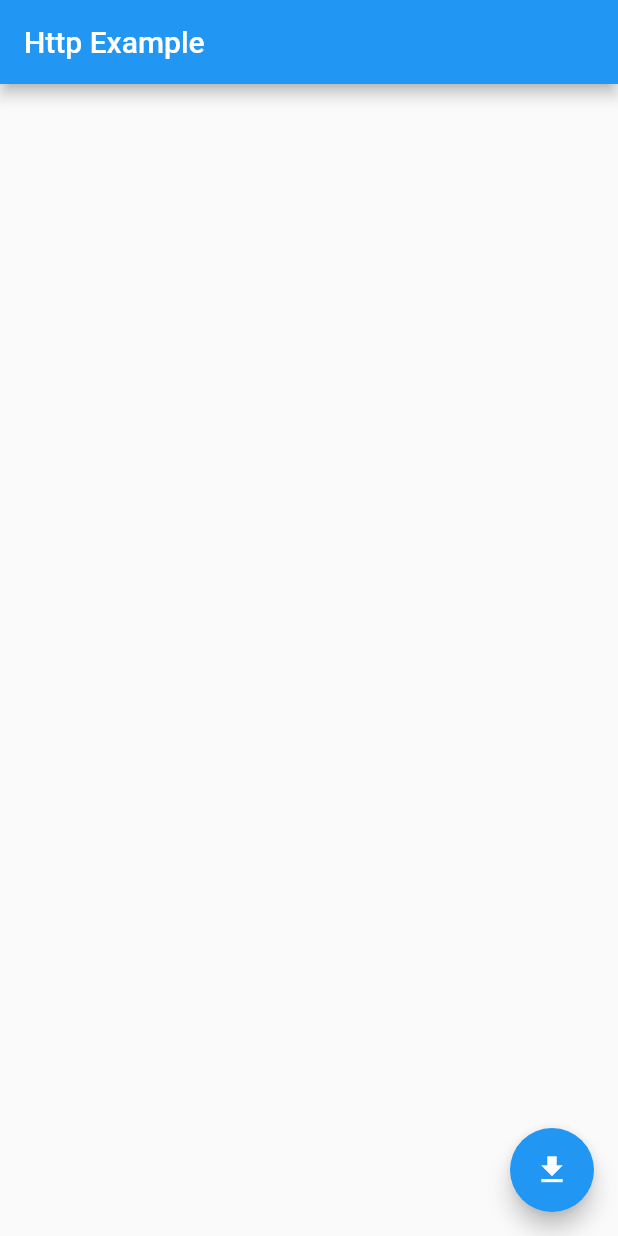
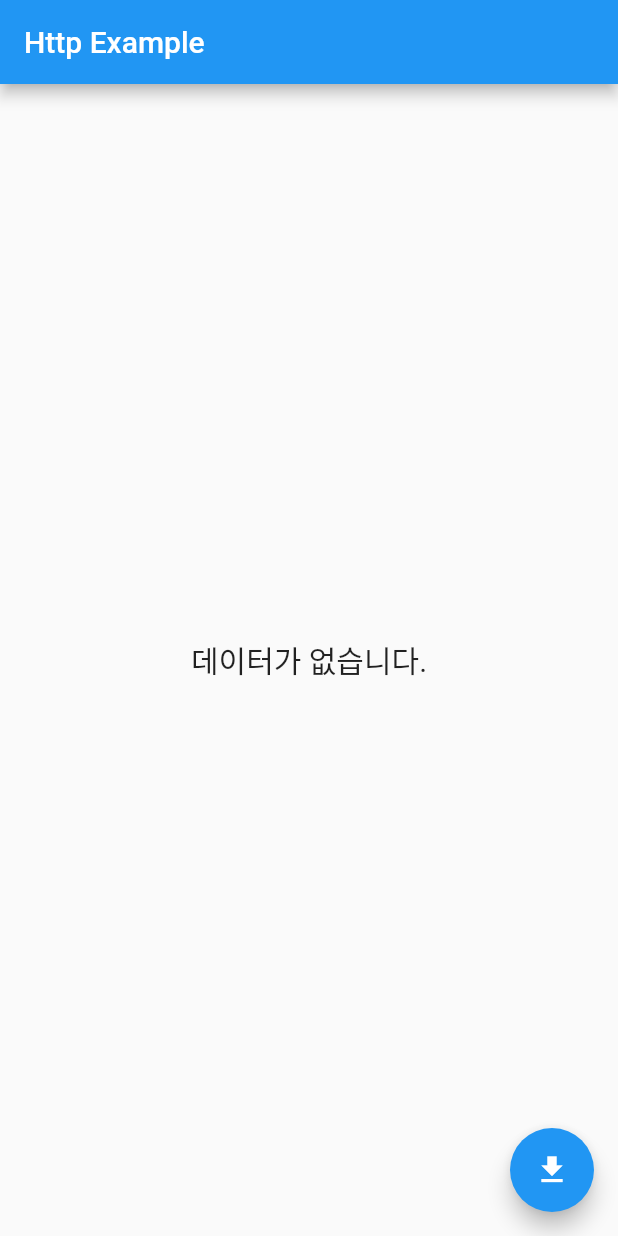
Before and after one commit to wooneeS2/TIL, a Flutter app: the screen it shows after launch, after a tap on the "file download" icon, on a phone screen of 412 x 824 dp. Run offline on Flutter 3.47's test engine with Material 2 defaults, Android fonts, the light colour scheme and no system bars; our stand-ins replace carousel_slider; network calls fail.

Commit message:
practice3

```diff
--- a/practice/kakao_api_practice/lib/main.dart
+++ b/practice/kakao_api_practice/lib/main.dart
@@ -20,15 +20,44 @@ class HttpApp extends StatefulWidget {
 
 class _HttpAppState extends State<HttpApp> {
   String result = '';
+  List data;
+
+  @override
+  void initState(){
+    super.initState();
+    data = new List();
+  }
+
   @override
   Widget build(BuildContext context) {
     return Scaffold(
       appBar: AppBar(
         title: Text('Http Example'),
       ),
-      body: Center(
+      body: Container(
         child: Center(
-          child: Text('$result'),
+          child: data.length ==0 ? Text('데이터가 없습니다.',style: TextStyle(fontSize: 20),textAlign:  TextAlign.center,)
+              : ListView.builder(itemBuilder: (context, index){
+                return Card(
+                  child: Container(
+                    child:Column(
+                      children:<Widget> [
+                        Text(data[index]['title'].toString()),
+                        Text(data[index]['authors'].toString()),
+                        Text(data[index]['sale_price'].toString()),
+                        Text(data[index]['status'].toString()),
+                        Image.network(
+                          data[index]['thumbnail'],
+                          height: 100,
+                          width: 100,
+                          fit: BoxFit.contain,
+                        )
+                      ],
+                    ),
+                  ),
+                );
+          },
+          itemCount: data.length),
         ),
       ),
       floatingActionButton: FloatingActionButton(
@@ -40,12 +69,16 @@ class _HttpAppState extends State<HttpApp> {
       ),
     );
   }
+
+  Future<String> getJSONData() async{
+    var url = Uri.parse("https://dapi.kakao.com/v3/search/book?target=title&query=doit");
+    var response = await http.get((url),
+        headers: {"Authorization": "KakaoAK 8a67d8239fea2f539e73684f665edc18"});
+    setState(() {
+      var dataConvertedToJSON = json.decode(response.body);
+      List result = dataConvertedToJSON['documents'];
+      data.addAll(result);
+    });
+    return response.body;
+  }
 }
-
-Future<String> getJSONData() async{
-  var url = Uri.parse("https://dapi.kakao.com/v3/search/book?target=title&query=doit");
-  var response = await http.get((url),
-                headers: {"Authorization": "KakaoAK 8a67d8239fea2f539e73684f665edc18"});
-  print(response.body);
-  return "성공";
-}
```
